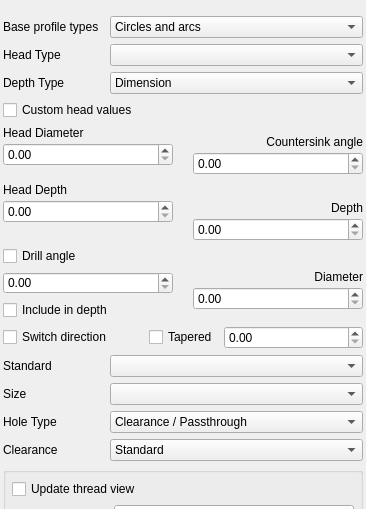
This is src/Mod/PartDesign/Gui/TaskHoleParameters.ui in southseact-3d/fcd as Qt 5 draws it before an edit; both pictures show x 0 to 366 and y 0 to 509 of the 366 by 924 pixel window. The edited form follows.
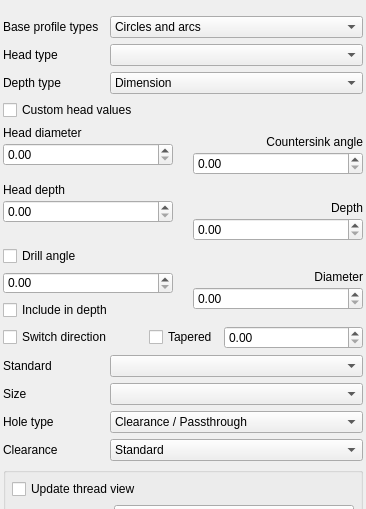
This is the edited form. Custom widgets are drawn as their Qt base class.

```diff
--- a/src/Mod/PartDesign/Gui/TaskHoleParameters.ui
+++ b/src/Mod/PartDesign/Gui/TaskHoleParameters.ui
@@ -75,7 +75,7 @@
         <enum>Qt::LayoutDirection::RightToLeft</enum>
        </property>
        <property name="text">
-        <string>Head Type</string>
+        <string>Head type</string>
        </property>
       </widget>
      </item>
@@ -114,7 +114,7 @@
         <enum>Qt::LayoutDirection::LeftToRight</enum>
        </property>
        <property name="text">
-        <string>Depth Type</string>
+        <string>Depth type</string>
        </property>
       </widget>
      </item>
@@ -196,7 +196,7 @@
               </sizepolicy>
              </property>
              <property name="text">
-              <string>Head Diameter</string>
+              <string>Head diameter</string>
              </property>
             </widget>
            </item>
@@ -244,7 +244,7 @@
               </sizepolicy>
              </property>
              <property name="text">
-              <string>Head Depth</string>
+              <string>Head depth</string>
              </property>
             </widget>
            </item>
@@ -683,7 +683,7 @@
      <item row="2" column="0">
       <widget class="Gui::ElideLabel" name="labelHoleType">
        <property name="text">
-        <string>Hole Type</string>
+        <string>Hole type</string>
        </property>
       </widget>
      </item>
```
Left out of the diff: 6 changed lines with no effect on the pictures.
